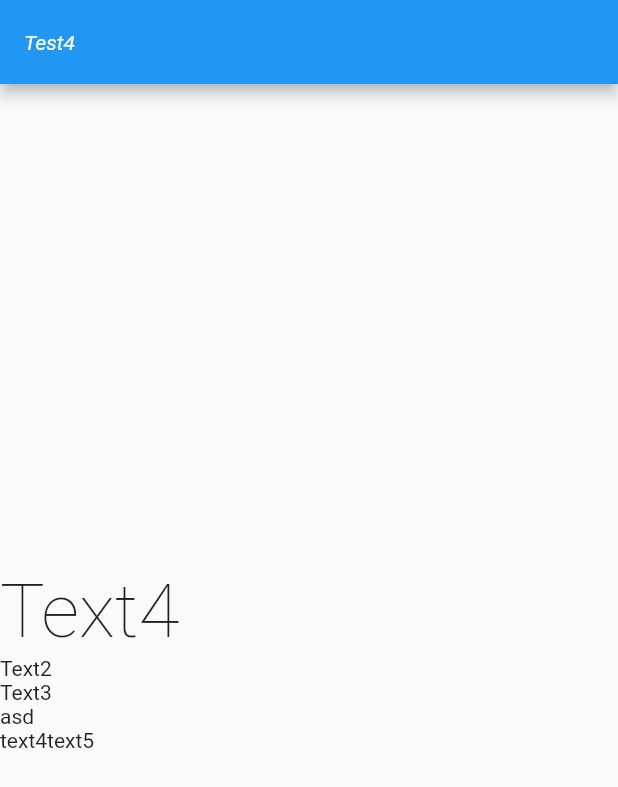
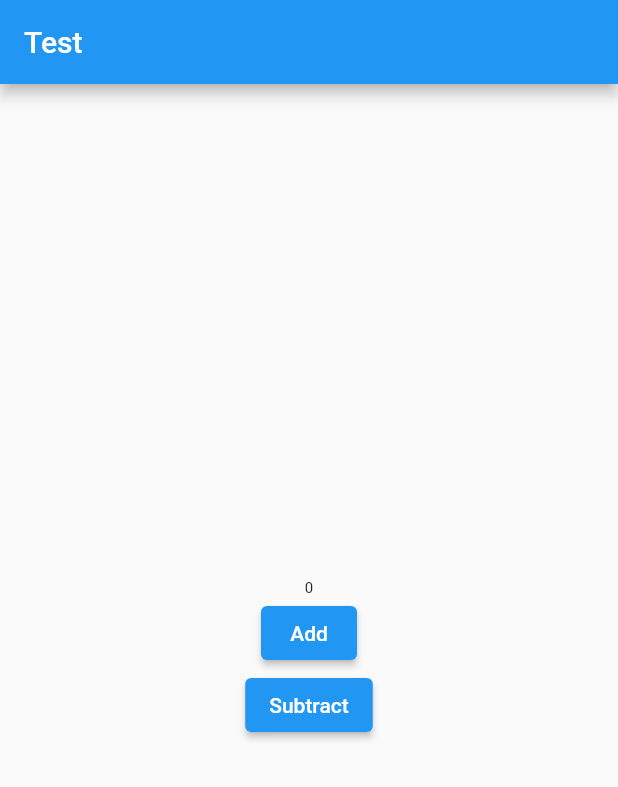
Before and after one commit to ditw11mhs/mid_app, a Flutter app: the screen it shows after launch, on a phone screen of 412 x 824 dp. Shown: the top 787 px of the screen. Run offline on Flutter 3.47's test engine with Material 2 defaults, Android fonts, the phone set to English and light mode, and no system bars; our stand-ins replace google_fonts.

Commit message:
Stateful Widget Test

```diff
--- a/lib/main.dart
+++ b/lib/main.dart
@@ -3,33 +3,55 @@ import 'package:google_fonts/google_fonts.dart';
 
 void main() => runApp(MyApp());
 
-class MyApp extends StatelessWidget {
-  const MyApp({Key? key}) : super(key: key);
+class MyApp extends StatefulWidget {
+  MyApp({Key? key}) : super(key: key);
+
+  @override
+  _MyAppState createState() => _MyAppState();
+}
+
+class _MyAppState extends State<MyApp> {
+  int num = 0;
+
+  void addition() {
+    setState(() {
+      num += 10;
+    });
+  }
+
+  void subtraction() {
+    setState(() {
+      num -= 10;
+    });
+  }
 
   @override
   Widget build(BuildContext context) {
     return MaterialApp(
       home: Scaffold(
-          appBar: AppBar(
-            titleTextStyle: TextStyle(fontStyle: FontStyle.italic),
-            title: Text('Test4'),
-          ),
-          body: Column(
+        appBar: AppBar(
+          title: Text('Test'),
+        ),
+        body: Center(
+          child: Column(
             mainAxisAlignment: MainAxisAlignment.center,
-            crossAxisAlignment: CrossAxisAlignment.start,
             children: <Widget>[
-              Text('Text4',
-                  style: GoogleFonts.roboto(
-                      textStyle: TextStyle(
-                          fontSize: 50, fontWeight: FontWeight.w100))),
-              Text('Text2'),
-              Text('Text3'),
-              Text('asd'),
-              Row(
-                children: <Widget>[Text('text4'), Text('text5')],
+              Text(
+                num.toString(),
+                style: TextStyle(fontSize: 10 + num.toDouble()),
+              ),
+              ElevatedButton(
+                onPressed: addition,
+                child: Text('Add'),
+              ),
+              ElevatedButton(
+                onPressed: subtraction,
+                child: Text('Subtract'),
               )
             ],
-          )),
+          ),
+        ),
+      ),
     );
   }
 }
```
